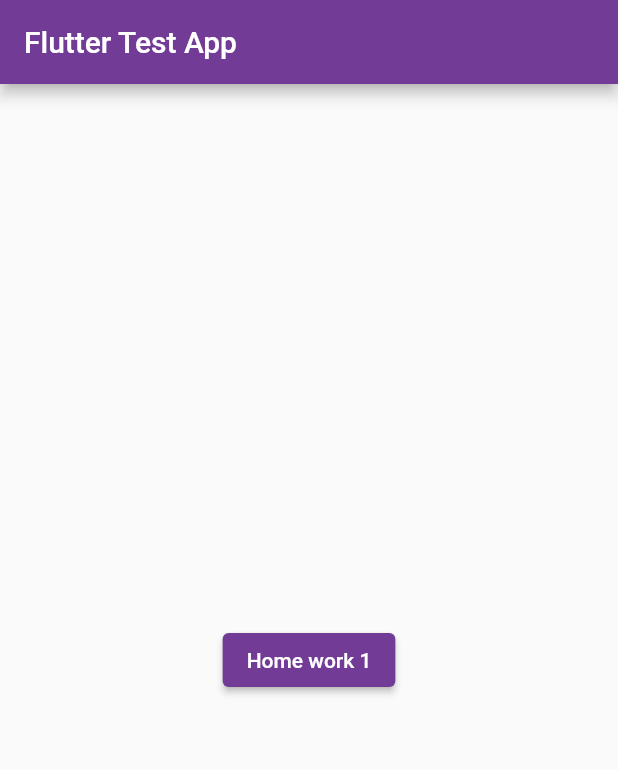
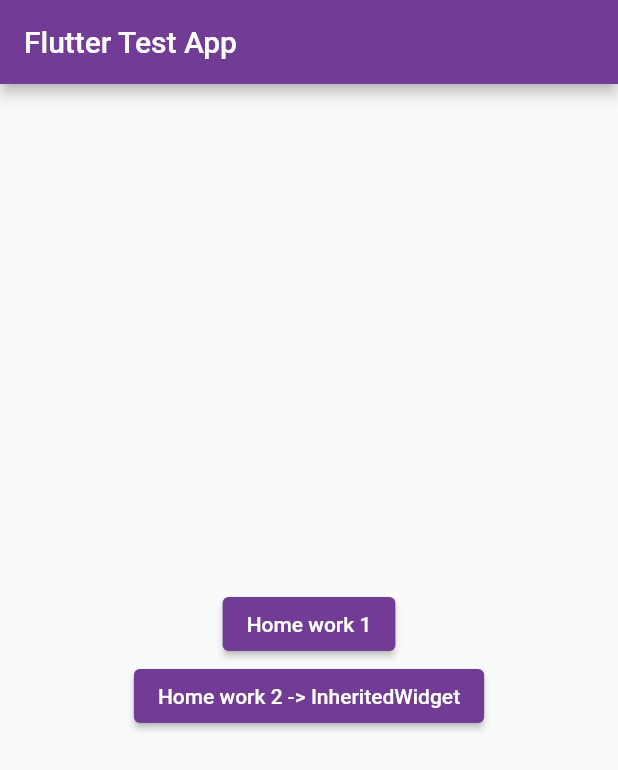
Before and after one commit to lipcha/Flutter-test, a Flutter app: the screen it shows after launch, on a phone screen of 412 x 824 dp. Shown: the top 770 px of the screen. Run offline on Flutter 3.47's test engine with Material 2 defaults, Android fonts, the phone set to English and light mode, and no system bars.

Commit message:
InheritedWidget

```diff
--- a/lib/pages/home_screen.dart
+++ b/lib/pages/home_screen.dart
@@ -27,7 +27,11 @@ class _HomeScreenState extends State<HomeScreen> {
               ElevatedButton(
                   onPressed: () =>
                       Navigator.of(context).pushNamed(Routes.screenA),
-                  child: const Text(AppStrings.buttonHW1))
+                  child: const Text(AppStrings.buttonHW1)),
+              ElevatedButton(
+                  onPressed: () =>
+                      Navigator.of(context).pushNamed(Routes.inheritedWidget),
+                  child: const Text(AppStrings.buttonHW2))
             ],
           ),
         ));
--- a/lib/pages/routes.dart
+++ b/lib/pages/routes.dart
@@ -3,8 +3,11 @@ import 'package:flutter/material.dart';
 import 'package:test_app/pages/home_screen.dart';
 import 'package:test_app/pages/hw1/home_work_1_screen.dart';
 
+import 'hw2/inherited_widget_screen.dart';
+
 class Routes {
   static const String home = "home";
+  static const String inheritedWidget = "inheritedWidget";
 
   static const String screenA = "screen_A";
   static const String screenB = "screen_B";
@@ -22,6 +25,12 @@ class Routes {
         return CupertinoPageRoute(
             builder: (_) => HomeWork1Screen(settings.name as String),
             settings: settings);
+      case inheritedWidget:
+        {
+          return MaterialPageRoute(
+              builder: (_) => const InheritedWidgetScreen(),
+              settings: settings);
+        }
       default:
         return MaterialPageRoute(builder: (_) => const HomeScreen());
     }
--- a/lib/resources/app_strings.dart
+++ b/lib/resources/app_strings.dart
@@ -2,7 +2,10 @@ class AppStrings {
   static const appName = 'Flutter Test App';
   static const String titleHome = 'Home';
   static const String buttonHW1 = "Home work 1";
+  static const String buttonHW2 = "Home work 2 -> InheritedWidget";
   static const String titleHW1 = "Home work 1";
+  static const String titleInheritanceWidgetExample =
+      "Inheritance Widget Example";
 
   static const String menuHome = 'Home';
   static const String menuHW1 = 'Home work 1';
@@ -12,4 +15,7 @@ class AppStrings {
   static const String menuJourneys = 'Journeys';
   static const String menuCredit = 'Credit';
   static const String menuTransactionHistory = 'Transaction history';
+
+  static const String buttonIncrement = "Increment";
+  static const String buttonDecrement = "Decrement";
 }
```
Also changed, not shown: lib/pages/hw2/counter.dart (added, +67 -0 lines), lib/pages/hw2/counter_interaction_widget.dart (added, +22 -0 lines), lib/pages/hw2/counter_widget.dart (added, +12 -0 lines), lib/pages/hw2/inherited_widget_screen.dart (added, +55 -0 lines), 1 other file.
